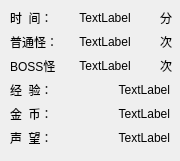
Old version of the form code/mirror/fight_info.ui in the repository simon0xia/mirror.
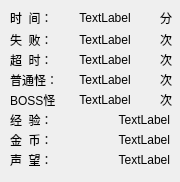
New version of the form.

```diff
--- a/code/mirror/fight_info.ui
+++ b/code/mirror/fight_info.ui
@@ -7,7 +7,7 @@
     <x>0</x>
     <y>0</y>
     <width>180</width>
-    <height>161</height>
+    <height>182</height>
    </rect>
   </property>
   <property name="windowTitle">
@@ -46,7 +46,7 @@
    <property name="geometry">
     <rect>
      <x>60</x>
-     <y>80</y>
+     <y>110</y>
      <width>110</width>
      <height>20</height>
     </rect>
@@ -62,7 +62,7 @@
    <property name="geometry">
     <rect>
      <x>10</x>
-     <y>80</y>
+     <y>110</y>
      <width>50</width>
      <height>20</height>
     </rect>
@@ -75,7 +75,7 @@
    <property name="geometry">
     <rect>
      <x>10</x>
-     <y>104</y>
+     <y>130</y>
      <width>50</width>
      <height>20</height>
     </rect>
@@ -88,7 +88,7 @@
    <property name="geometry">
     <rect>
      <x>10</x>
-     <y>128</y>
+     <y>150</y>
      <width>50</width>
      <height>20</height>
     </rect>
@@ -101,7 +101,7 @@
    <property name="geometry">
     <rect>
      <x>60</x>
-     <y>104</y>
+     <y>130</y>
      <width>110</width>
      <height>20</height>
     </rect>
@@ -117,7 +117,7 @@
    <property name="geometry">
     <rect>
      <x>60</x>
-     <y>128</y>
+     <y>150</y>
      <width>110</width>
      <height>20</height>
     </rect>
@@ -133,7 +133,7 @@
    <property name="geometry">
     <rect>
      <x>10</x>
-     <y>32</y>
+     <y>70</y>
      <width>50</width>
      <height>20</height>
     </rect>
@@ -146,7 +146,7 @@
    <property name="geometry">
     <rect>
      <x>60</x>
-     <y>32</y>
+     <y>70</y>
      <width>90</width>
      <height>20</height>
     </rect>
@@ -162,7 +162,7 @@
    <property name="geometry">
     <rect>
      <x>60</x>
-     <y>56</y>
+     <y>90</y>
      <width>90</width>
      <height>20</height>
     </rect>
@@ -178,7 +178,7 @@
    <property name="geometry">
     <rect>
      <x>10</x>
-     <y>56</y>
+     <y>90</y>
      <width>50</width>
      <height>20</height>
     </rect>
@@ -204,7 +204,7 @@
    <property name="geometry">
     <rect>
      <x>160</x>
-     <y>32</y>
+     <y>70</y>
      <width>16</width>
      <height>20</height>
     </rect>
@@ -217,7 +217,91 @@
    <property name="geometry">
     <rect>
      <x>160</x>
-     <y>56</y>
+     <y>90</y>
+     <width>16</width>
+     <height>20</height>
+    </rect>
+   </property>
+   <property name="text">
+    <string>次</string>
+   </property>
+  </widget>
+  <widget class="QLabel" name="label_10">
+   <property name="geometry">
+    <rect>
+     <x>160</x>
+     <y>30</y>
+     <width>16</width>
+     <height>20</height>
+    </rect>
+   </property>
+   <property name="text">
+    <string>次</string>
+   </property>
+  </widget>
+  <widget class="QLabel" name="label_11">
+   <property name="geometry">
+    <rect>
+     <x>10</x>
+     <y>30</y>
+     <width>50</width>
+     <height>20</height>
+    </rect>
+   </property>
+   <property name="text">
+    <string>失  败：</string>
+   </property>
+  </widget>
+  <widget class="QLabel" name="lbl_count_fail">
+   <property name="geometry">
+    <rect>
+     <x>60</x>
+     <y>30</y>
+     <width>90</width>
+     <height>20</height>
+    </rect>
+   </property>
+   <property name="text">
+    <string>TextLabel</string>
+   </property>
+   <property name="alignment">
+    <set>Qt::AlignCenter</set>
+   </property>
+  </widget>
+  <widget class="QLabel" name="lbl_count_timeout">
+   <property name="geometry">
+    <rect>
+     <x>60</x>
+     <y>50</y>
+     <width>90</width>
+     <height>20</height>
+    </rect>
+   </property>
+   <property name="text">
+    <string>TextLabel</string>
+   </property>
+   <property name="alignment">
+    <set>Qt::AlignCenter</set>
+   </property>
+  </widget>
+  <widget class="QLabel" name="label_12">
+   <property name="geometry">
+    <rect>
+     <x>10</x>
+     <y>50</y>
+     <width>50</width>
+     <height>20</height>
+    </rect>
+   </property>
+   <property name="text">
+    <string>超  时：</string>
+   </property>
+  </widget>
+  <widget class="QLabel" name="label_13">
+   <property name="geometry">
+    <rect>
+     <x>160</x>
+     <y>50</y>
      <width>16</width>
      <height>20</height>
     </rect>
```
Left out of the diff: 4 changed lines with no effect on the pictures.
